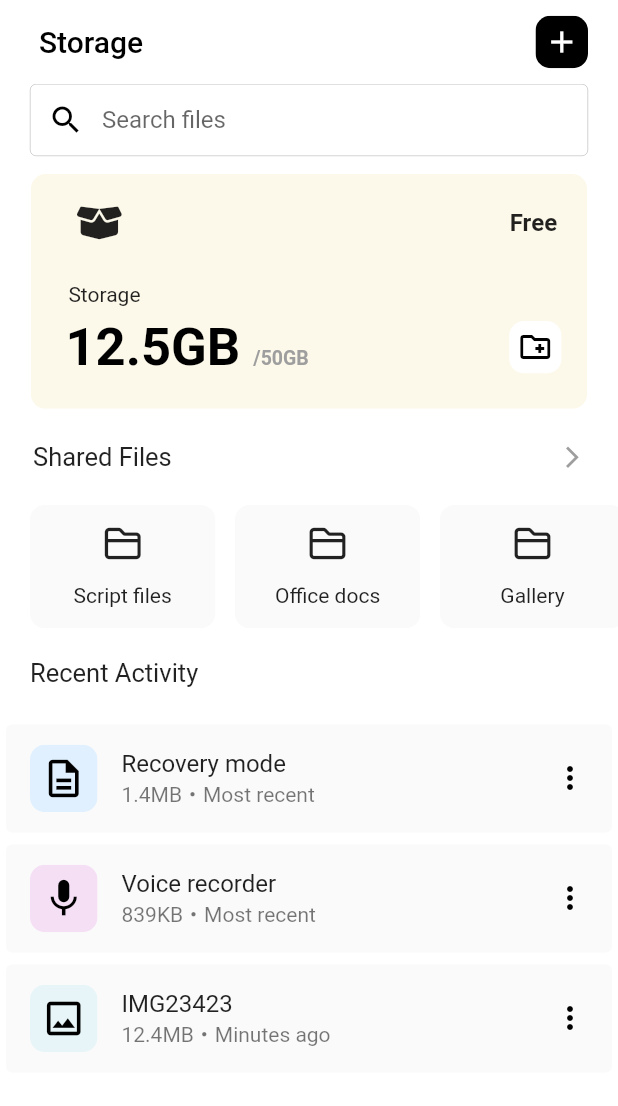
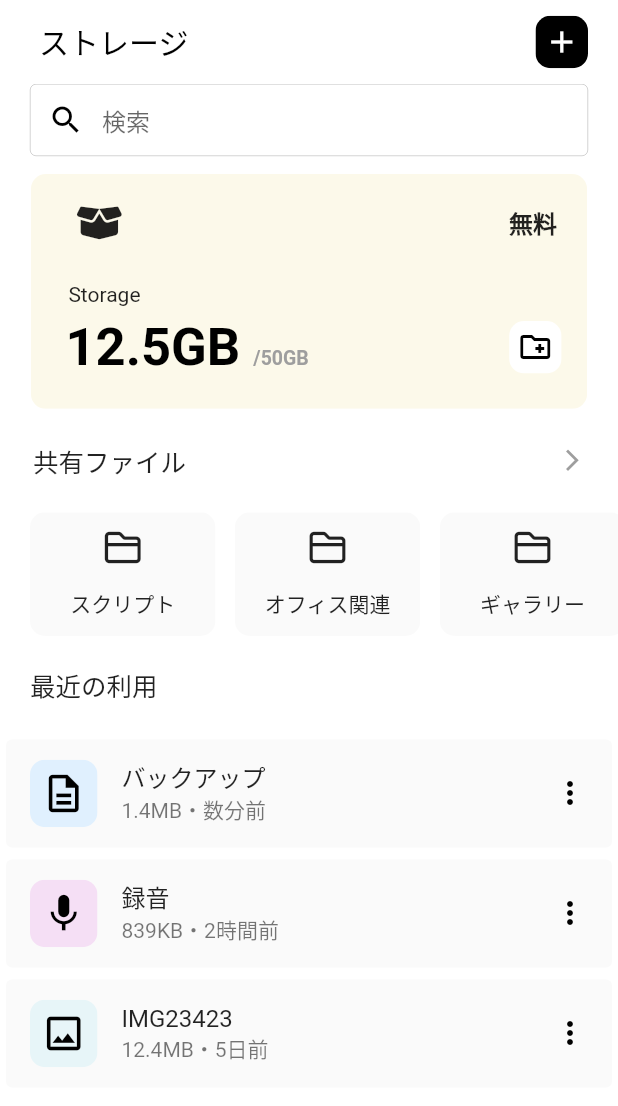
Before and after one commit to mafreud/flutter_storage, a Flutter app: the screen it shows after launch, on a phone screen of 412 x 824 dp. Shown: the top 1106 px of the screen. Run offline on Flutter 3.47's test engine with Material 2 defaults, Android fonts, the phone set to English and light mode, and no system bars; our stand-ins replace font_awesome_flutter.

Commit message:
add jp locale

```diff
--- a/lib/src/features/dashboard/dashboard_page.dart
+++ b/lib/src/features/dashboard/dashboard_page.dart
@@ -18,7 +18,7 @@ class DashboardPage extends StatelessWidget {
         title: const Padding(
           padding: EdgeInsets.only(left: 10.0),
           child: Text(
-            'Storage',
+            'ストレージ',
             style: TextStyle(color: Colors.black),
           ),
         ),
@@ -44,7 +44,7 @@ class DashboardPage extends StatelessWidget {
                     Icons.search,
                     color: Colors.black,
                   ),
-                  hintText: 'Search files',
+                  hintText: '検索',
                   contentPadding: EdgeInsets.only(top: 10),
                   enabledBorder: OutlineInputBorder(
                     borderSide: BorderSide(width: 0.3, color: Colors.grey),
@@ -76,7 +76,7 @@ class DashboardPage extends StatelessWidget {
                         Padding(
                           padding: EdgeInsets.only(top: 20.0, right: 20),
                           child: Text(
-                            'Free',
+                            '無料',
                             style: TextStyle(
                                 fontSize: 16, fontWeight: FontWeight.bold),
                           ),
@@ -139,7 +139,7 @@ class DashboardPage extends StatelessWidget {
               mainAxisAlignment: MainAxisAlignment.spaceBetween,
               children: const [
                 Text(
-                  'Shared Files',
+                  '共有ファイル',
                   style: TextStyle(fontSize: 17),
                 ),
                 Icon(
@@ -157,25 +157,25 @@ class DashboardPage extends StatelessWidget {
                 Padding(
                   padding: EdgeInsets.only(left: 20.0),
                   child: SharedFile(
-                    text: 'Script files',
+                    text: 'スクリプト',
                   ),
                 ),
                 Padding(
                   padding: EdgeInsets.only(left: 13.0),
                   child: SharedFile(
-                    text: 'Office docs',
+                    text: 'オフィス関連',
                   ),
                 ),
                 Padding(
                   padding: EdgeInsets.only(left: 13.0),
                   child: SharedFile(
-                    text: 'Gallery',
+                    text: 'ギャラリー',
                   ),
                 ),
                 Padding(
                   padding: EdgeInsets.only(left: 13.0),
                   child: SharedFile(
-                    text: 'Others',
+                    text: 'その他',
                   ),
                 ),
               ],
@@ -186,26 +186,26 @@ class DashboardPage extends StatelessWidget {
             child: Align(
                 alignment: Alignment.topLeft,
                 child: Text(
-                  'Recent Activity',
+                  '最近の利用',
                   style: TextStyle(fontSize: 17),
                 )),
           ),
           SingleChildScrollView(
             child: Column(children: const [
               _ListTile(
-                title: 'Recovery mode',
-                subtitle: '1.4MB・Most recent',
+                title: 'バックアップ',
+                subtitle: '1.4MB・数分前',
               ),
               _ListTile(
                 iconBackgroundColor: Color(0xFFF5DFF5),
-                title: 'Voice recorder',
-                subtitle: '839KB・Most recent',
+                title: '録音',
+                subtitle: '839KB・2時間前',
                 icon: Icons.mic,
               ),
               _ListTile(
                 iconBackgroundColor: Color(0xFFE7F5F8),
                 title: 'IMG23423',
-                subtitle: '12.4MB・Minutes ago',
+                subtitle: '12.4MB・5日前',
                 icon: Icons.image_outlined,
               ),
             ]),
```
